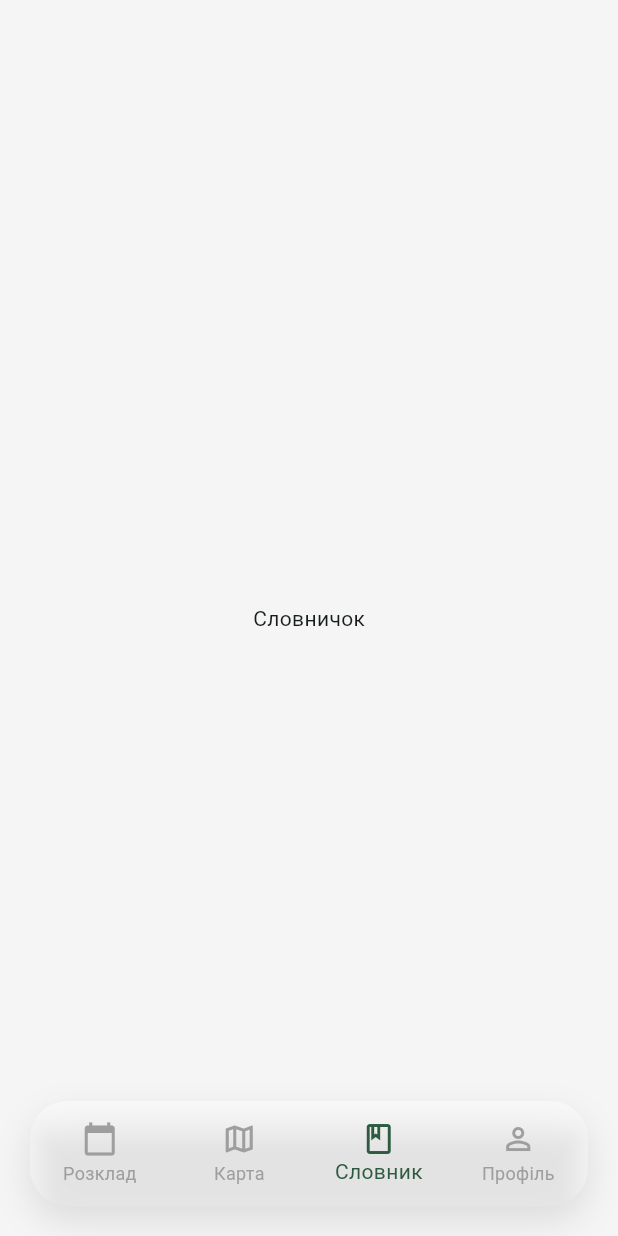
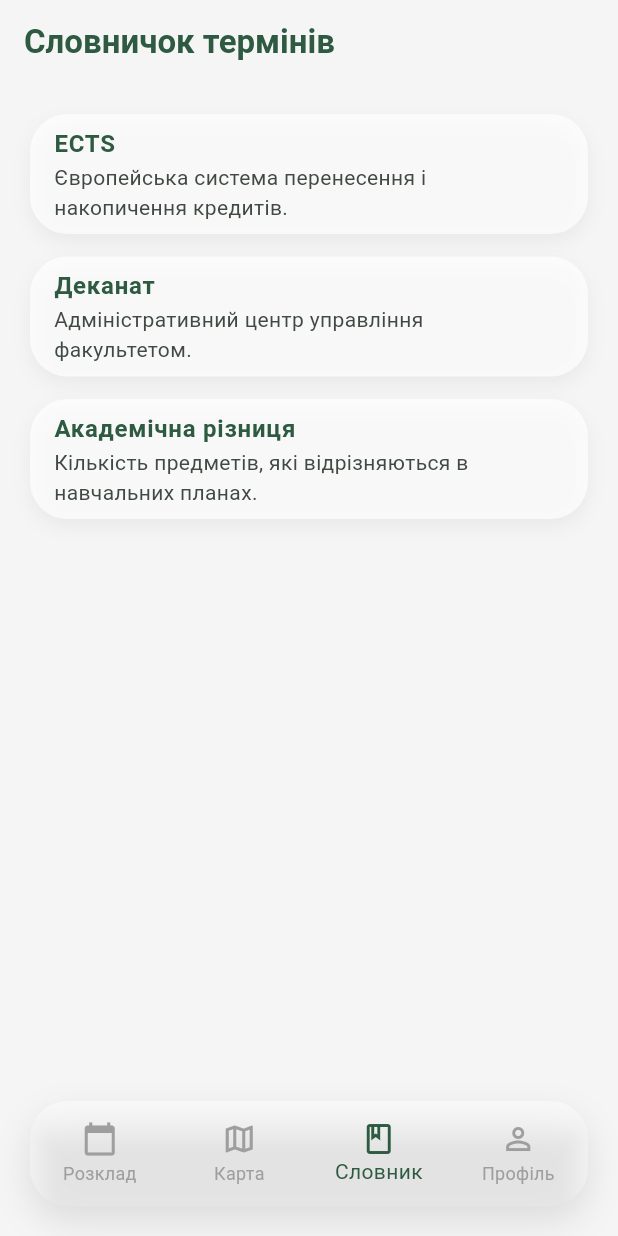
Before and after one commit to viktoriiayakivchuk/uni_helper, a Flutter app: the screen it shows after launch, item 3 of the bottom bar chosen, on a phone screen of 412 x 824 dp. Run offline on Flutter 3.47's test engine with Material 3 defaults, Android fonts, the phone set to English and light mode, and no system bars.

Commit message:
feat: add glossary page with soft ui cards (req #3)

```diff
--- /dev/null
+++ b/lib/features/glossary/domain/glossary_item.dart
@@ -0,0 +1,6 @@
+class GlossaryItem {
+  final String term;
+  final String definition;
+
+  GlossaryItem({required this.term, required this.definition});
+}
--- /dev/null
+++ b/lib/features/glossary/presentation/pages/glossary_page.dart
@@ -0,0 +1,48 @@
+import 'package:flutter/material.dart';
+import 'dart:ui';
+import '../../domain/glossary_item.dart';
+
+class GlossaryPage extends StatelessWidget {
+  const GlossaryPage({super.key});
+
+  static final List<GlossaryItem> _items = [
+    GlossaryItem(term: 'ECTS', definition: 'Європейська система перенесення і накопичення кредитів.'),
+    GlossaryItem(term: 'Деканат', definition: 'Адміністративний центр управління факультетом.'),
+    GlossaryItem(term: 'Академічна різниця', definition: 'Кількість предметів, які відрізняються в навчальних планах.'),
+  ];
+
+  @override
+  Widget build(BuildContext context) {
+    return Scaffold(
+      appBar: AppBar(
+        title: const Text('Словничок термінів', style: TextStyle(color: Color(0xFF2D5A40), fontWeight: FontWeight.bold)),
+        backgroundColor: Colors.transparent,
+        elevation: 0,
+      ),
+      body: ListView.builder(
+        padding: const EdgeInsets.all(20),
+        itemCount: _items.length,
+        itemBuilder: (context, index) {
+          return Container(
+            margin: const EdgeInsets.only(bottom: 15),
+            decoration: BoxDecoration(
+              color: Colors.white.withOpacity(0.7),
+              borderRadius: BorderRadius.circular(25), // Наш стандарт Soft UI
+              boxShadow: [
+                BoxShadow(
+                  color: Colors.black.withOpacity(0.05),
+                  blurRadius: 10,
+                  offset: const Offset(0, 5),
+                ),
+              ],
+            ),
+            child: ListTile(
+              title: Text(_items[index].term, style: const TextStyle(fontWeight: FontWeight.bold, color: Color(0xFF2D5A40))),
+              subtitle: Text(_items[index].definition),
+            ),
+          );
+        },
+      ),
+    );
+  }
+}
--- a/lib/features/navigation/presentation/pages/main_screen.dart
+++ b/lib/features/navigation/presentation/pages/main_screen.dart
@@ -1,8 +1,7 @@
 import 'dart:ui';
 import 'package:flutter/material.dart';
-// Виправлений шлях імпорту (виходимо на 3 рівні вгору до папки features)
 import '../../../schedule/presentation/pages/pages/schedule_page.dart';
-
+import '../../../glossary/presentation/pages/glossary_page.dart';
 class MainScreen extends StatefulWidget {
   const MainScreen({super.key});
 
@@ -17,7 +16,7 @@ class _MainScreenState extends State<MainScreen> {
   static const List<Widget> _pages = [
     SchedulePage(), // Вимога №2
     Center(child: Text('Карта (Заглушка)')), // Вимога №1
-    Center(child: Text('Словничок')), // Вимога №3
+    GlossaryPage(), // Вимога №3
     Center(child: Text('Профіль')),
   ];
 
```
